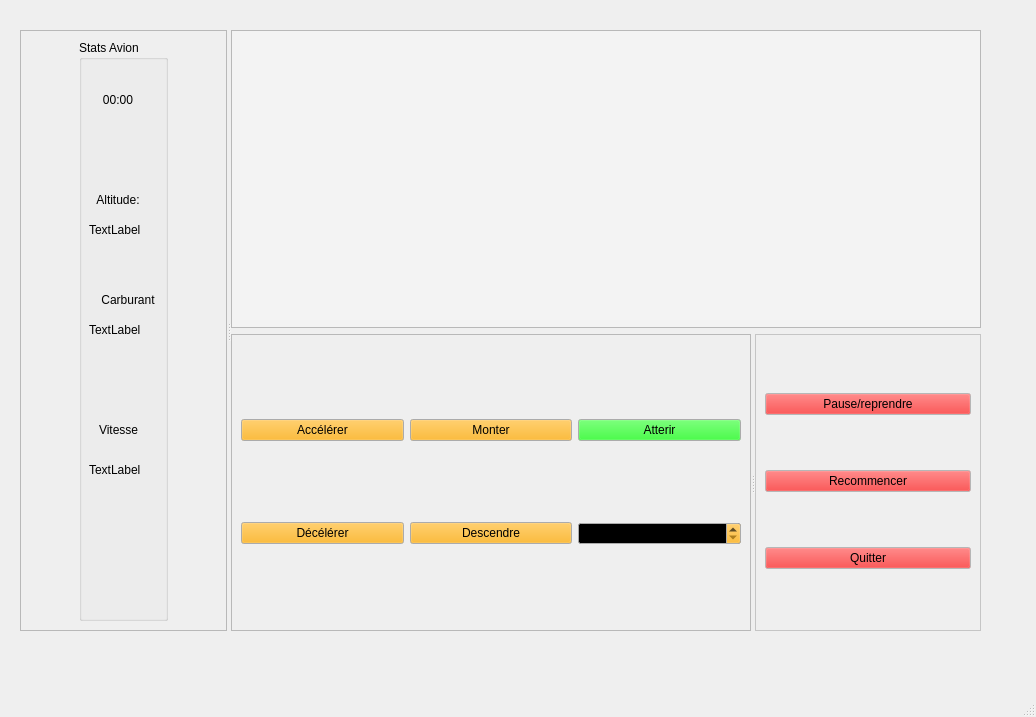
arcreane/python-project-enzo-yasmina, file mainwindow.ui: the form before one commit.
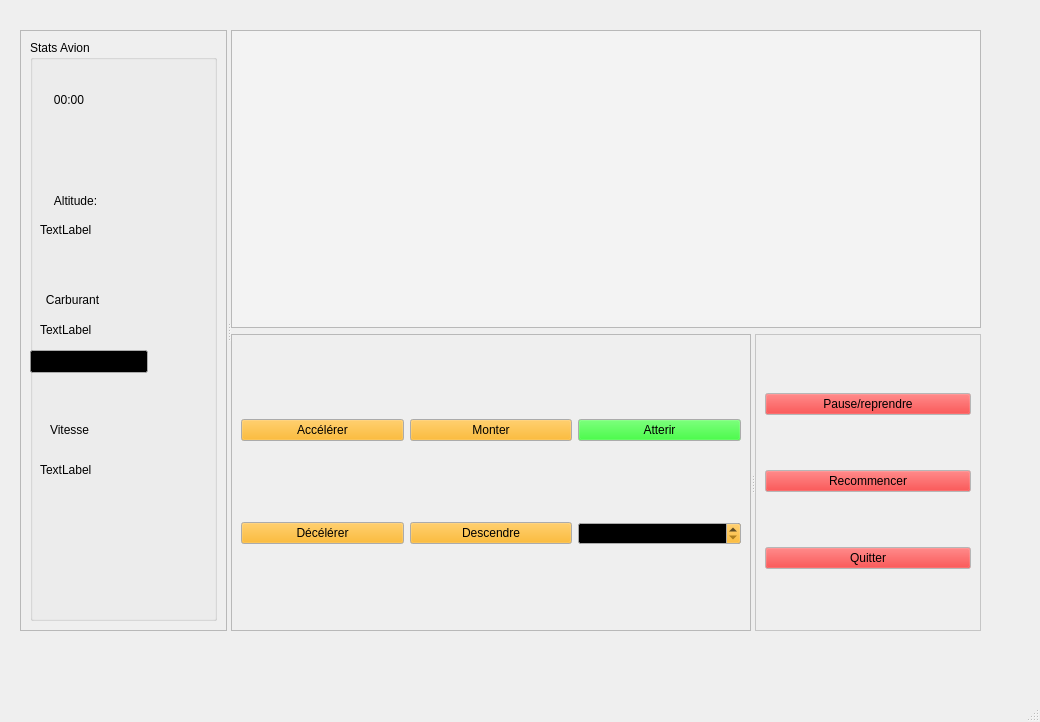
The form after the commit.

Commit message: Stats avion

```diff
--- a/mainwindow.ui
+++ b/mainwindow.ui
@@ -6,8 +6,8 @@
    <rect>
     <x>0</x>
     <y>0</y>
-    <width>1036</width>
-    <height>717</height>
+    <width>1040</width>
+    <height>722</height>
    </rect>
   </property>
   <property name="palette">
@@ -97,7 +97,7 @@
       <enum>QFrame::Raised</enum>
      </property>
      <layout class="QVBoxLayout" name="verticalLayout_2">
-      <item alignment="Qt::AlignHCenter">
+      <item>
        <widget class="QGroupBox" name="groupBox">
         <property name="title">
          <string>Stats Avion</string>
@@ -120,8 +120,8 @@
           <rect>
            <x>10</x>
            <y>150</y>
-           <width>58</width>
-           <height>19</height>
+           <width>71</width>
+           <height>21</height>
           </rect>
          </property>
          <property name="text">
@@ -153,10 +153,10 @@
         <widget class="QLabel" name="label_4">
          <property name="geometry">
           <rect>
-           <x>20</x>
+           <x>7</x>
            <y>250</y>
-           <width>58</width>
-           <height>19</height>
+           <width>71</width>
+           <height>20</height>
           </rect>
          </property>
          <property name="text">
@@ -208,6 +208,22 @@
           <set>Qt::AlignCenter</set>
          </property>
         </widget>
+        <widget class="QProgressBar" name="jaugeCarburant">
+         <property name="geometry">
+          <rect>
+           <x>0</x>
+           <y>310</y>
+           <width>118</width>
+           <height>23</height>
+          </rect>
+         </property>
+         <property name="value">
+          <number>0</number>
+         </property>
+         <property name="textVisible">
+          <bool>true</bool>
+         </property>
+        </widget>
        </widget>
       </item>
      </layout>
```
Left out of the diff: 22 changed lines with no effect on the pictures. The commit also changes 1 other file.
